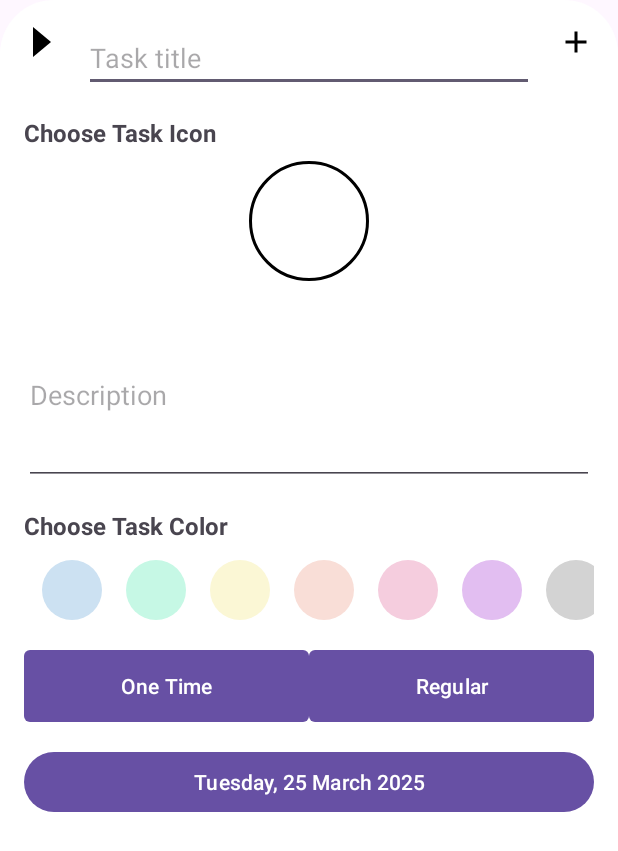
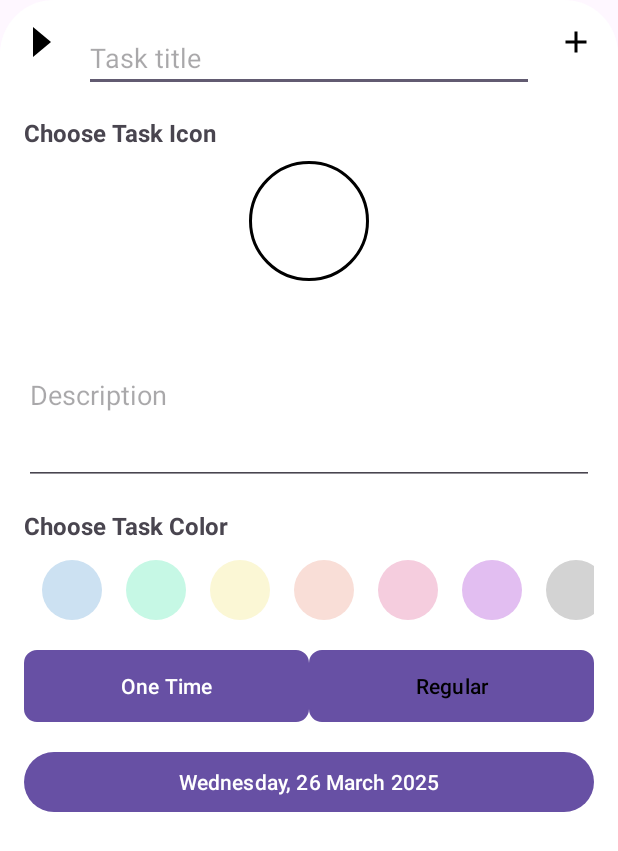
Before and after one commit to Yana7153/DreamPlan2, an Android app: the fragment AddTaskFragment shown on its own in the app's theme, on a phone screen of 412 x 824 dp. Shown: the top 851 px of the screen. Run offline under Robolectric (Android 15) with nearby library versions, the phone set to English and light mode, and no system bars.

Commit message:
Picture icons are added, some changes with one time nad regular

```diff
--- a/app/src/main/java/com/example/dreamplan/AddTaskFragment.java
+++ b/app/src/main/java/com/example/dreamplan/AddTaskFragment.java
@@ -1,6 +1,5 @@
 package com.example.dreamplan;
 
-import android.app.Activity;
 import android.os.Bundle;
 import android.util.Log;
 import android.view.LayoutInflater;
@@ -12,6 +11,8 @@ import android.widget.ImageView;
 import android.widget.LinearLayout;
 import android.widget.Toast;
 
+import androidx.annotation.NonNull;
+import androidx.annotation.Nullable;
 import androidx.fragment.app.Fragment;
 
 import com.example.dreamplan.database.DatabaseManager;
@@ -25,8 +26,9 @@ import java.util.Locale;
 
 public class AddTaskFragment extends Fragment {
     private Section section;
-    private int selectedColorResId = R.drawable.circle_background_1; // Default
-    private View view;
+    private int selectedColorResId = R.drawable.circle_background_1;
+    private boolean isOneTime = true;
+    private ImageView imgTaskIcon; // Store reference to avoid multiple findViewById calls
 
     public static AddTaskFragment newInstance(Section section) {
         AddTaskFragment fragment = new AddTaskFragment();
@@ -36,31 +38,58 @@ public class AddTaskFragment extends Fragment {
         return fragment;
     }
 
+    @Nullable
     @Override
-    public View onCreateView(LayoutInflater inflater, ViewGroup container, Bundle savedInstanceState) {
-        View view = inflater.inflate(R.layout.fragment_add_task, container, false);
+    public View onCreateView(@NonNull LayoutInflater inflater, @Nullable ViewGroup container, @Nullable Bundle savedInstanceState) {
+        View rootView = inflater.inflate(R.layout.fragment_add_task, container, false);
 
+        // Initialize all views first
+        imgTaskIcon = rootView.findViewById(R.id.img_task_icon);
+        LinearLayout colorOptions = rootView.findViewById(R.id.color_options);
+        Button btnDate = rootView.findViewById(R.id.btn_date);
+        Button btnOneTime = rootView.findViewById(R.id.btn_one_time);
+        Button btnRegular = rootView.findViewById(R.id.btn_regular);
+        EditText etTaskTitle = rootView.findViewById(R.id.et_task_title);
+        EditText etDescription = rootView.findViewById(R.id.et_description);
+
+        // Get section from arguments
         if (getArguments() != null) {
             section = (Section) getArguments().getSerializable("section");
         }
 
-        // Initialize views
-        ImageView imgTaskIcon = view.findViewById(R.id.img_task_icon);
-        LinearLayout colorOptions = view.findViewById(R.id.color_options);
+        // Setup all components
+        setupImageSelection();
+        setupColorSelection(imgTaskIcon, colorOptions);
+        setupDatePicker(btnDate);
+        setupToggleButtons(btnOneTime, btnRegular);
 
-        // Setup color selection
-        setupColorSelection(imgTaskIcon, colorOptions);
+        // Set click listeners
+        rootView.findViewById(R.id.btn_back).setOnClickListener(v -> getParentFragmentManager().popBackStack());
+        rootView.findViewById(R.id.btn_save).setOnClickListener(v -> saveTask(
+                etTaskTitle.getText().toString(),
+                etDescription.getText().toString(),
+                btnDate.getText().toString()
+        ));
 
-        // Setup back button
-        view.findViewById(R.id.btn_back).setOnClickListener(v -> getParentFragmentManager().popBackStack());
+        return rootView;
+    }
 
-        // Setup save button
-        view.findViewById(R.id.btn_save).setOnClickListener(v -> saveTask(view));
-
-        // Setup date picker
-        setupDatePicker(view);
-
-        return view;
+    private void setupImageSelection() {
+        imgTaskIcon.setOnClickListener(v -> {
+            IconSelectionFragment fragment = new IconSelectionFragment();
+            fragment.setIconSelectionListener(iconResId -> {
+                imgTaskIcon.setImageResource(iconResId);
+            });
+            getParentFragmentManager().beginTransaction()
+                    .setCustomAnimations(
+                            R.anim.slide_in_right,
+                            R.anim.slide_out_left,
+                            R.anim.slide_in_left,
+                            R.anim.slide_out_right)
+                    .replace(R.id.fragment_container, fragment)
+                    .addToBackStack(null)
+                    .commit();
+        });
     }
 
     private void setupColorSelection(ImageView colorPreview, LinearLayout colorOptions) {
@@ -75,7 +104,7 @@ public class AddTaskFragment extends Fragment {
         };
 
         for (int drawableId : colorDrawables) {
-            ImageView colorOption = new ImageView(getContext());
+            ImageView colorOption = new ImageView(requireContext());
             LinearLayout.LayoutParams params = new LinearLayout.LayoutParams(
                     dpToPx(40),
                     dpToPx(40)
@@ -93,31 +122,58 @@ public class AddTaskFragment extends Fragment {
         }
     }
 
-    private int dpToPx(int dp) {
-        float density = getResources().getDisplayMetrics().density;
-        return Math.round(dp * density);
+    private void setupDatePicker(Button btnDate) {
+        SimpleDateFormat sdf = new SimpleDateFormat("EEEE, d MMMM yyyy", Locale.getDefault());
+        btnDate.setText(sdf.format(new Date()));
+
+        btnDate.setOnClickListener(v -> {
+            MaterialDatePicker<Long> datePicker = MaterialDatePicker.Builder.datePicker()
+                    .setTitleText("Select Date")
+                    .setSelection(MaterialDatePicker.todayInUtcMilliseconds())
+                    .build();
+
+            datePicker.addOnPositiveButtonClickListener(selection -> {
+                Date selectedDate = new Date(selection);
+                btnDate.setText(sdf.format(selectedDate));
+            });
+
+            datePicker.show(getParentFragmentManager(), "DATE_PICKER");
+        });
     }
 
-    private void saveTask(View view) {
-        String title = ((EditText) view.findViewById(R.id.et_task_title)).getText().toString();
-        String description = ((EditText) view.findViewById(R.id.et_description)).getText().toString();
-        String deadline = ((Button) view.findViewById(R.id.btn_date)).getText().toString();
+    private void setupToggleButtons(Button oneTime, Button regular) {
+        updateToggleButtonStates(oneTime, regular);
 
+        oneTime.setOnClickListener(v -> {
+            isOneTime = true;
+            updateToggleButtonStates(oneTime, regular);
+            requireView().findViewById(R.id.time_selection).setVisibility(View.GONE);
+        });
+
+        regular.setOnClickListener(v -> {
+            isOneTime = false;
+            updateToggleButtonStates(oneTime, regular);
+            requireView().findViewById(R.id.time_selection).setVisibility(View.VISIBLE);
+        });
+    }
+
+    private void updateToggleButtonStates(Button oneTime, Button regular) {
+        oneTime.setBackgroundResource(isOneTime ? R.drawable.btn_toggle_selected : R.drawable.btn_toggle_unselected);
+        regular.setBackgroundResource(!isOneTime ? R.drawable.btn_toggle_selected : R.drawable.btn_toggle_unselected);
+        oneTime.setTextColor(getResources().getColor(isOneTime ? android.R.color.white : android.R.color.black));
+        regular.setTextColor(getResources().getColor(!isOneTime ? android.R.color.white : android.R.color.black));
+    }
+
+    private void saveTask(String title, String description, String deadline) {
         if (title.isEmpty()) {
             Toast.makeText(getContext(), "Title required", Toast.LENGTH_SHORT).show();
             return;
         }
 
-        Task task = new Task(
-                title,
-                description,
-                deadline,
-                selectedColorResId,
-                section.getId()
-        );
+        Task task = new Task(title, description, deadline, selectedColorResId, section.getId());
 
         try {
-            new DatabaseManager(getContext()).saveTask(task);
+            new DatabaseManager(requireContext()).saveTask(task);
 
             // Refresh the task list in parent fragment
             if (getParentFragment() instanceof SectionDetailFragment) {
@@ -131,52 +187,7 @@ public class AddTaskFragment extends Fragment {
         }
     }
 
-    private void setupDatePicker(View view) {
-        Button btnDate = view.findViewById(R.id.btn_date);
-        btnDate.setOnClickListener(v -> {
-            MaterialDatePicker<Long> datePicker = MaterialDatePicker.Builder.datePicker()
-                    .setTitleText("Select Date")
-                    .build();
-
-            datePicker.addOnPositiveButtonClickListener(selection -> {
-                // Format the selected date
-                String formattedDate = formatDate(selection);
-                btnDate.setText(formattedDate);
-            });
-
-            datePicker.show(getParentFragmentManager(), "DATE_PICKER");
-        });
-    }
-    // In AddTaskFragment.java
-    private void setupDateButton() {
-        Button btnDate = view.findViewById(R.id.btn_date);
-
-        // Set initial date
-        updateDateButton(new Date());
-
-        btnDate.setOnClickListener(v -> {
-            MaterialDatePicker<Long> datePicker = MaterialDatePicker.Builder.datePicker()
-                    .setTitleText("Select Date")
-                    .setSelection(MaterialDatePicker.todayInUtcMilliseconds())
-                    .build();
-
-            datePicker.addOnPositiveButtonClickListener(selection -> {
-                Date selectedDate = new Date(selection);
-                updateDateButton(selectedDate);
-            });
-
-            datePicker.show(getParentFragmentManager(), "DATE_PICKER");
-        });
-    }
-
-    private void updateDateButton(Date date) {
-        Button btnDate = view.findViewById(R.id.btn_date);
-        SimpleDateFormat sdf = new SimpleDateFormat("EEEE, d MMMM yyyy", Locale.getDefault());
-        btnDate.setText(sdf.format(date));
-    }
-
-    private String formatDate(long timestamp) {
-        // Implement your date formatting logic here
-        return "Selected Date"; // Replace with actual formatted date
+    private int dpToPx(int dp) {
+        return Math.round(dp * getResources().getDisplayMetrics().density);
     }
 }
--- /dev/null
+++ b/app/src/main/res/anim/slide_in_left.xml
@@ -0,0 +1,11 @@
+<?xml version="1.0" encoding="utf-8"?>
+<set xmlns:android="http://schemas.android.com/apk/res/android">
+    <translate
+        android:fromXDelta="-100%"
+        android:toXDelta="0%"
+        android:duration="300"/>
+    <alpha
+        android:fromAlpha="0.0"
+        android:toAlpha="1.0"
+        android:duration="300" />
+</set>
--- /dev/null
+++ b/app/src/main/res/anim/slide_in_right.xml
@@ -0,0 +1,6 @@
+<?xml version="1.0" encoding="utf-8"?>
+<set xmlns:android="http://schemas.android.com/apk/res/android">
+    <translate android:fromXDelta="100%"
+        android:toXDelta="0%"
+        android:duration="300"/>
+</set>
--- /dev/null
+++ b/app/src/main/res/anim/slide_out_left.xml
@@ -0,0 +1,6 @@
+<?xml version="1.0" encoding="utf-8"?>
+<set xmlns:android="http://schemas.android.com/apk/res/android">
+    <translate android:fromXDelta="0%"
+        android:toXDelta="-100%"
+        android:duration="300"/>
+</set>
--- /dev/null
+++ b/app/src/main/res/anim/slide_out_right.xml
@@ -0,0 +1,11 @@
+<?xml version="1.0" encoding="utf-8"?>
+<set xmlns:android="http://schemas.android.com/apk/res/android">
+    <translate
+        android:fromXDelta="0%"
+        android:toXDelta="100%"
+        android:duration="300"/>
+    <alpha
+        android:fromAlpha="1.0"
+        android:toAlpha="0.0"
+        android:duration="300" />
+</set>
--- /dev/null
+++ b/app/src/main/res/drawable/btn_toggle_selected.xml
@@ -0,0 +1,7 @@
+<?xml version="1.0" encoding="utf-8"?>
+<shape xmlns:android="http://schemas.android.com/apk/res/android"
+    android:shape="rectangle">
+    <solid android:color="@color/purple_500"/>
+    <corners android:radius="8dp"/>
+    <stroke android:width="1dp" android:color="@color/purple_700"/>
+</shape>
--- /dev/null
+++ b/app/src/main/res/drawable/btn_toggle_unselected.xml
@@ -0,0 +1,7 @@
+<?xml version="1.0" encoding="utf-8"?>
+<shape xmlns:android="http://schemas.android.com/apk/res/android"
+    android:shape="rectangle">
+    <solid android:color="@color/purple_200"/>
+    <corners android:radius="8dp"/>
+    <stroke android:width="1dp" android:color="@color/purple_500"/>
+</shape>
```
Also changed, not shown: app/src/main/java/com/example/dreamplan/IconSelectionFragment.java (added, +60 -0 lines), app/src/main/res/layout/dialog_add_task.xml (deleted, +0 -186 lines), app/src/main/res/layout/dialog_task_input.xml (deleted, +0 -38 lines), app/src/main/res/layout/fragment_icon_selection.xml (added, +9 -0 lines), app/src/main/res/layout/item_icon.xml (added, +7 -0 lines), app/src/main/res/drawable/ic_shopping.png (added), app/src/main/res/drawable/ic_sports.png (added), app/src/main/res/drawable/ic_study.png (added), app/src/main/res/drawable/ic_work.png (added), app/src/main/res/drawable/star.png (added).
